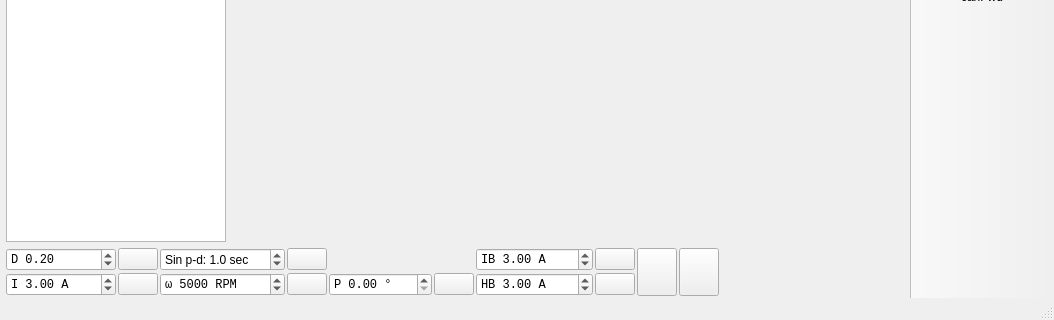
loudmannn/vesc_tool, file mainwindow.ui: the form before one commit; both pictures show x 0 to 1054 and y 322 to 642 of the 1054 by 642 pixel window.
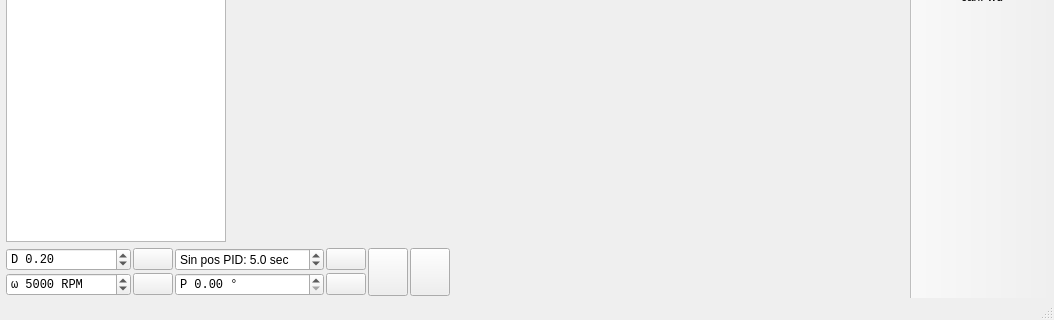
The form after the commit. Icons and pictures are not drawn. Custom widgets are drawn as their Qt base class.

Diff of the .ui file:
```diff
--- a/mainwindow.ui
+++ b/mainwindow.ui
@@ -89,7 +89,7 @@
       <property name="spacing">
        <number>2</number>
       </property>
-      <item row="0" column="8" rowspan="2">
+      <item row="0" column="6" rowspan="2">
        <widget class="QPushButton" name="fullBrakeButton">
         <property name="sizePolicy">
          <sizepolicy hsizetype="Fixed" vsizetype="MinimumExpanding">
@@ -124,7 +124,7 @@
         </property>
        </widget>
       </item>
-      <item row="0" column="9" rowspan="2">
+      <item row="0" column="7" rowspan="2">
        <widget class="QPushButton" name="stopButton">
         <property name="sizePolicy">
          <sizepolicy hsizetype="Fixed" vsizetype="MinimumExpanding">
@@ -153,10 +153,26 @@
         </property>
        </widget>
       </item>
+      <item row="1" column="8">
+       <widget class="DisplayBar" name="dispCurrent" native="true">
+        <property name="sizePolicy">
+         <sizepolicy hsizetype="MinimumExpanding" vsizetype="Preferred">
+          <horstretch>0</horstretch>
+          <verstretch>0</verstretch>
+         </sizepolicy>
+        </property>
+        <property name="minimumSize">
+         <size>
+          <width>120</width>
+          <height>0</height>
+         </size>
+        </property>
+       </widget>
+      </item>
       <item row="0" column="2">
        <widget class="QDoubleSpinBox" name="periodBox">
         <property name="prefix">
-         <string>Sin p-d: </string>
+         <string>Sin pos PID: </string>
         </property>
         <property name="suffix">
          <string> sec</string>
@@ -164,91 +180,18 @@
         <property name="decimals">
          <number>1</number>
         </property>
-        <property name="singleStep">
-         <double>0.100000000000000</double>
-        </property>
-        <property name="value">
-         <double>1.000000000000000</double>
-        </property>
-       </widget>
-      </item>
-      <item row="1" column="4">
-       <widget class="QDoubleSpinBox" name="posBox">
-        <property name="font">
-         <font>
-          <family>Monospace</family>
-         </font>
-        </property>
-        <property name="toolTip">
-         <string>Position</string>
-        </property>
-        <property name="prefix">
-         <string>P </string>
-        </property>
-        <property name="suffix">
-         <string> °</string>
-        </property>
-        <property name="maximum">
-         <double>360.000000000000000</double>
-        </property>
-        <property name="singleStep">
-         <double>10.000000000000000</double>
-        </property>
-        <property name="value">
-         <double>0.000000000000000</double>
-        </property>
-       </widget>
-      </item>
-      <item row="1" column="10">
-       <widget class="DisplayBar" name="dispCurrent" native="true">
-        <property name="sizePolicy">
-         <sizepolicy hsizetype="MinimumExpanding" vsizetype="Preferred">
-          <horstretch>0</horstretch>
-          <verstretch>0</verstretch>
-         </sizepolicy>
-        </property>
-        <property name="minimumSize">
-         <size>
-          <width>120</width>
-          <height>0</height>
-         </size>
-        </property>
-       </widget>
-      </item>
-      <item row="1" column="0">
-       <widget class="QDoubleSpinBox" name="currentBox">
-        <property name="font">
-         <font>
-          <family>Monospace</family>
-         </font>
-        </property>
-        <property name="toolTip">
-         <string>Current</string>
-        </property>
-        <property name="frame">
-         <bool>true</bool>
-        </property>
-        <property name="prefix">
-         <string>I </string>
-        </property>
-        <property name="suffix">
-         <string> A</string>
-        </property>
         <property name="minimum">
-         <double>-500.000000000000000</double>
-        </property>
-        <property name="maximum">
-         <double>500.000000000000000</double>
+         <double>0.000000000000000</double>
         </property>
         <property name="singleStep">
          <double>0.500000000000000</double>
         </property>
         <property name="value">
-         <double>3.000000000000000</double>
+         <double>5.000000000000000</double>
         </property>
        </widget>
       </item>
-      <item row="0" column="10">
+      <item row="0" column="8">
        <widget class="DisplayBar" name="dispDuty" native="true">
         <property name="sizePolicy">
          <sizepolicy hsizetype="MinimumExpanding" vsizetype="Preferred">
@@ -264,50 +207,6 @@
         </property>
        </widget>
       </item>
-      <item row="1" column="6">
-       <widget class="QDoubleSpinBox" name="handbrakeBox">
-        <property name="font">
-         <font>
-          <family>Monospace</family>
-         </font>
-        </property>
-        <property name="toolTip">
-         <string>Handbrake current</string>
-        </property>
-        <property name="prefix">
-         <string>HB </string>
-        </property>
-        <property name="suffix">
-         <string> A</string>
-        </property>
-        <property name="minimum">
-         <double>-500.000000000000000</double>
-        </property>
-        <property name="maximum">
-         <double>500.000000000000000</double>
-        </property>
-        <property name="singleStep">
-         <double>0.500000000000000</double>
-        </property>
-        <property name="value">
-         <double>3.000000000000000</double>
-        </property>
-       </widget>
-      </item>
-      <item row="1" column="7">
-       <widget class="QPushButton" name="handbrakeButton">
-        <property name="toolTip">
-         <string>Handbrake current</string>
-        </property>
-        <property name="text">
-         <string/>
-        </property>
-        <property name="icon">
-         <iconset resource="res.qrc">
-          <normaloff>:/res/icons/Brake Warning-96.png</normaloff>:/res/icons/Brake Warning-96.png</iconset>
-        </property>
-       </widget>
-      </item>
       <item row="0" column="1">
        <widget class="QPushButton" name="dutyButton">
         <property name="toolTip">
@@ -325,78 +224,6 @@
         </property>
        </widget>
       </item>
-      <item row="1" column="5">
-       <widget class="QPushButton" name="posButton">
-        <property name="toolTip">
-         <string>Position</string>
-        </property>
-        <property name="text">
-         <string/>
-        </property>
-        <property name="icon">
-         <iconset resource="res.qrc">
-          <normaloff>:/res/icons/Circled Play-96.png</normaloff>:/res/icons/Circled Play-96.png</iconset>
-        </property>
-       </widget>
-      </item>
-      <item row="0" column="7">
-       <widget class="QPushButton" name="brakeCurrentButton">
-        <property name="toolTip">
-         <string>Brake current</string>
-        </property>
-        <property name="text">
-         <string/>
-        </property>
-        <property name="icon">
-         <iconset resource="res.qrc">
-          <normaloff>:/res/icons/Brake Warning-96.png</normaloff>:/res/icons/Brake Warning-96.png</iconset>
-        </property>
-       </widget>
-      </item>
-      <item row="1" column="1">
-       <widget class="QPushButton" name="currentButton">
-        <property name="toolTip">
-         <string>Current</string>
-        </property>
-        <property name="text">
-         <string/>
-        </property>
-        <property name="icon">
-         <iconset resource="res.qrc">
-          <normaloff>:/res/icons/Circled Play-96.png</normaloff>:/res/icons/Circled Play-96.png</iconset>
-        </property>
-       </widget>
-      </item>
-      <item row="0" column="6">
-       <widget class="QDoubleSpinBox" name="brakeCurrentBox">
-        <property name="font">
-         <font>
-          <family>Monospace</family>
-         </font>
-        </property>
-        <property name="toolTip">
-         <string>Brake current</string>
-        </property>
-        <property name="prefix">
-         <string>IB </string>
-        </property>
-        <property name="suffix">
-         <string> A</string>
-        </property>
-        <property name="minimum">
-         <double>-500.000000000000000</double>
-        </property>
-        <property name="maximum">
-         <double>500.000000000000000</double>
-        </property>
-        <property name="singleStep">
-         <double>0.500000000000000</double>
-        </property>
-        <property name="value">
-         <double>3.000000000000000</double>
-        </property>
-       </widget>
-      </item>
       <item row="0" column="0">
        <widget class="QDoubleSpinBox" name="dutyBox">
         <property name="font">
@@ -430,7 +257,18 @@
         </property>
        </widget>
       </item>
-      <item row="1" column="2">
+      <item row="0" column="3">
+       <widget class="QPushButton" name="startSinButton">
+        <property name="text">
+         <string/>
+        </property>
+        <property name="icon">
+         <iconset resource="res.qrc">
+          <normaloff>:/res/icons/Circled Play-96.png</normaloff>:/res/icons/Circled Play-96.png</iconset>
+        </property>
+       </widget>
+      </item>
+      <item row="1" column="0">
        <widget class="QDoubleSpinBox" name="speedBox">
         <property name="font">
          <font>
@@ -463,7 +301,7 @@
         </property>
        </widget>
       </item>
-      <item row="1" column="3">
+      <item row="1" column="1">
        <widget class="QPushButton" name="speedButton">
         <property name="toolTip">
          <string>Speed</string>
@@ -477,8 +315,38 @@
         </property>
        </widget>
       </item>
-      <item row="0" column="3">
-       <widget class="QPushButton" name="startSinButton">
+      <item row="1" column="2">
+       <widget class="QDoubleSpinBox" name="posBox">
+        <property name="font">
+         <font>
+          <family>Monospace</family>
+         </font>
+        </property>
+        <property name="toolTip">
+         <string>Position</string>
+        </property>
+        <property name="prefix">
+         <string>P </string>
+        </property>
+        <property name="suffix">
+         <string> °</string>
+        </property>
+        <property name="maximum">
+         <double>360.000000000000000</double>
+        </property>
+        <property name="singleStep">
+         <double>10.000000000000000</double>
+        </property>
+        <property name="value">
+         <double>0.000000000000000</double>
+        </property>
+       </widget>
+      </item>
+      <item row="1" column="3">
+       <widget class="QPushButton" name="posButton">
+        <property name="toolTip">
+         <string>Position</string>
+        </property>
         <property name="text">
          <string/>
         </property>
```
Left out of the diff: 4 changed lines with no effect on the pictures.
